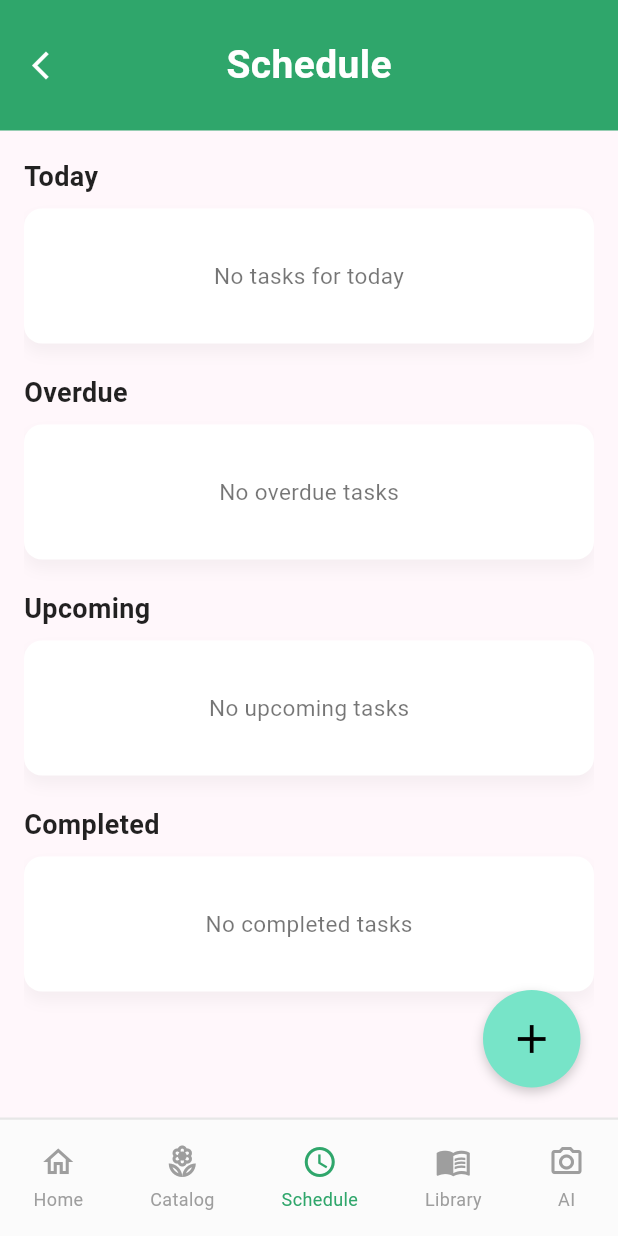
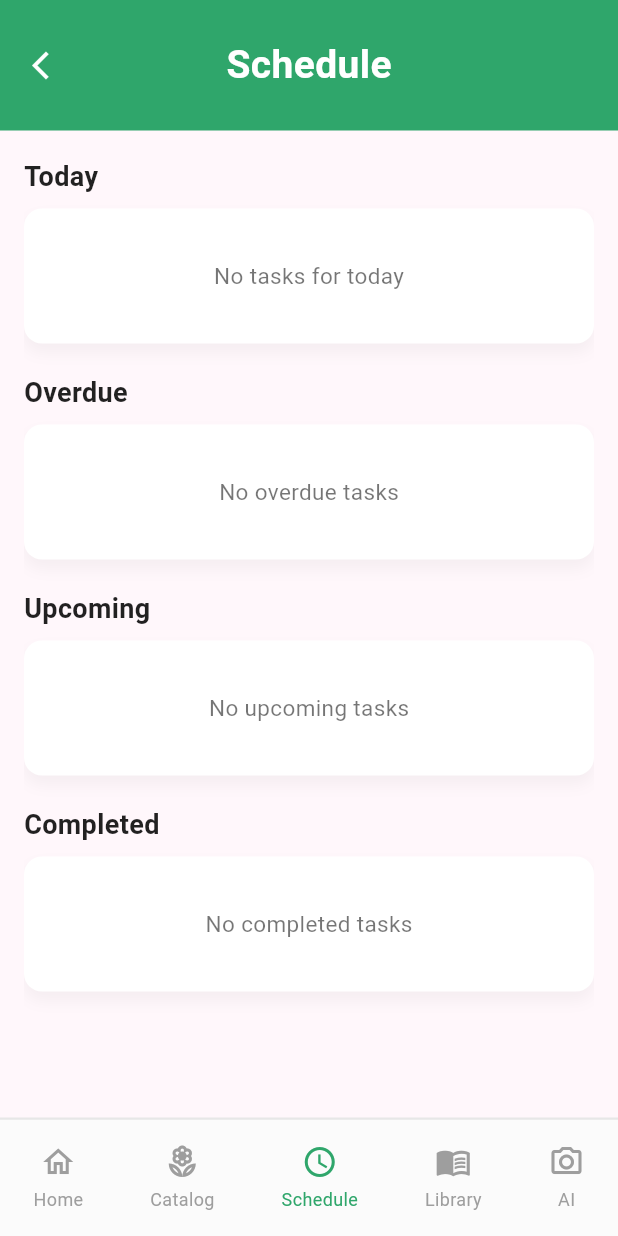
Before and after one commit to weniii17/Water-schedule, a Flutter app: the screen it shows after launch, on a phone screen of 412 x 824 dp. Run offline on Flutter 3.47's test engine with Material 3 defaults, Android fonts, the phone set to English and light mode, and no system bars.

Commit message:
Update watering-schedule.dart

```diff
--- a/lib/screens/watering-schedule.dart
+++ b/lib/screens/watering-schedule.dart
@@ -48,69 +48,32 @@ class SchedulePage extends StatelessWidget {
 
             // MAIN CONTENT
             Expanded(
-              child: Stack(
-                children: [
-                  Padding(
+              child: Padding(
                 padding: const EdgeInsets.symmetric(horizontal: 16.0),
                 child: ListView(
                   padding: const EdgeInsets.only(top: 18, bottom: 80),
-                      children: [
+                  children: const [
                     _SectionHeader(title: 'Today'),
-                        const SizedBox(height: 8),
-                        const _PlaceholderCard(text: 'No tasks for today'),
-                        const SizedBox(height: 20),
+                    SizedBox(height: 8),
+                    _PlaceholderCard(text: 'No tasks for today'),
+                    SizedBox(height: 20),
 
                     _SectionHeader(title: 'Overdue'),
-                        const SizedBox(height: 8),
-                        const _PlaceholderCard(text: 'No overdue tasks'),
-                        const SizedBox(height: 20),
+                    SizedBox(height: 8),
+                    _PlaceholderCard(text: 'No overdue tasks'),
+                    SizedBox(height: 20),
 
                     _SectionHeader(title: 'Upcoming'),
-                        const SizedBox(height: 8),
-                        const _PlaceholderCard(text: 'No upcoming tasks'),
-                        const SizedBox(height: 20),
+                    SizedBox(height: 8),
+                    _PlaceholderCard(text: 'No upcoming tasks'),
+                    SizedBox(height: 20),
 
                     _SectionHeader(title: 'Completed'),
-                        const SizedBox(height: 8),
-                        const _PlaceholderCard(text: 'No completed tasks'),
-                        const SizedBox(height: 120),
+                    SizedBox(height: 8),
+                    _PlaceholderCard(text: 'No completed tasks'),
+                    SizedBox(height: 120),
                   ],
                 ),
-                  ),
-
-                  // ADD BUTTON inside content zone
-                  Positioned(
-                    bottom: 20,
-                    right: 25,
-                    child: GestureDetector(
-                      onTap: () {
-                        Navigator.of(context).push(
-                          MaterialPageRoute(builder: (context) => const RegisteredPlantsPage()),
-                        );
-                      },
-                      child: Container(
-                        width: 65,
-                        height: 65,
-                        decoration: BoxDecoration(
-                          color: const Color(0xFF77E4C8),
-                          shape: BoxShape.circle,
-                          boxShadow: [
-                            BoxShadow(
-                              color: Colors.black.withOpacity(0.2),
-                              blurRadius: 6,
-                              offset: const Offset(0, 3),
-                            ),
-                          ],
-                        ),
-                        child: const Icon(
-                          Icons.add,
-                          size: 32,
-                          color: Colors.black,
-                        ),
-                      ),
-                    ),
-                  ),
-                ],
               ),
             ),
 
@@ -131,7 +94,7 @@ class SchedulePage extends StatelessWidget {
                   _NavItem(icon: Icons.local_florist_outlined, label: 'Catalog'),
                   _NavItem(icon: Icons.schedule_outlined, label: 'Schedule', isActive: true),
                   _NavItem(icon: Icons.menu_book_outlined, label: 'Library'),
-                  _NavItem(icon: Icons.camera_alt_outlined, label: 'AI'), // ✅ changed icon here
+                  _NavItem(icon: Icons.camera_alt_outlined, label: 'AI'), // ✅ camera icon remains
                 ],
               ),
             ),
```
Lines whose indentation alone changed are shown as unchanged.
